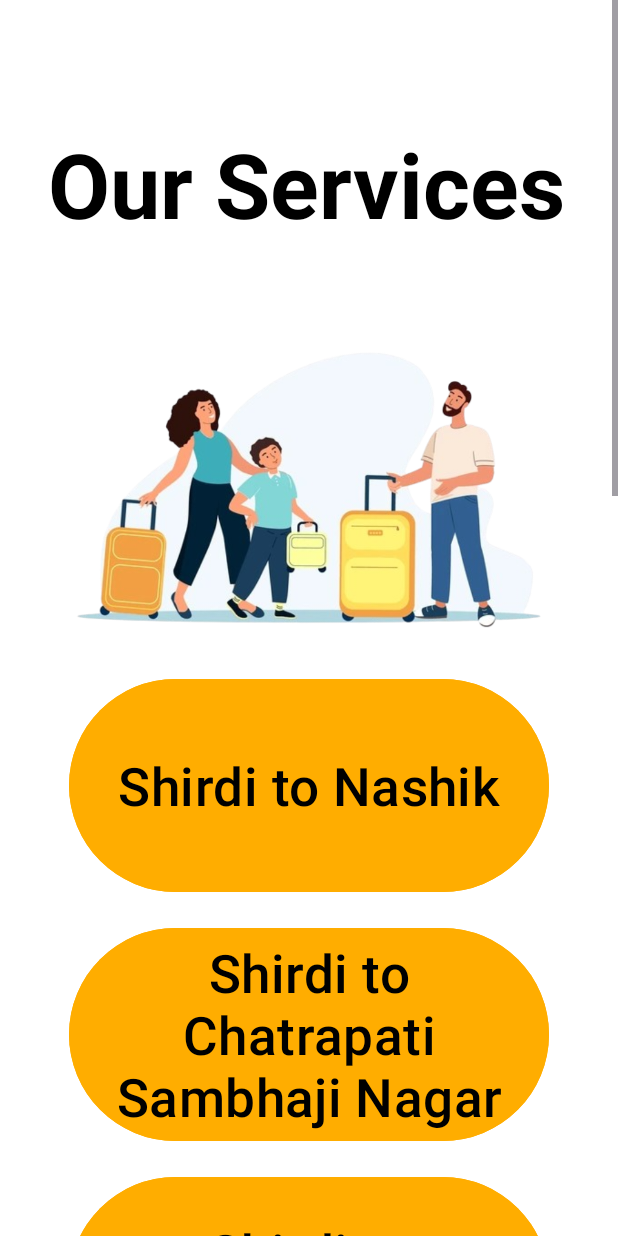
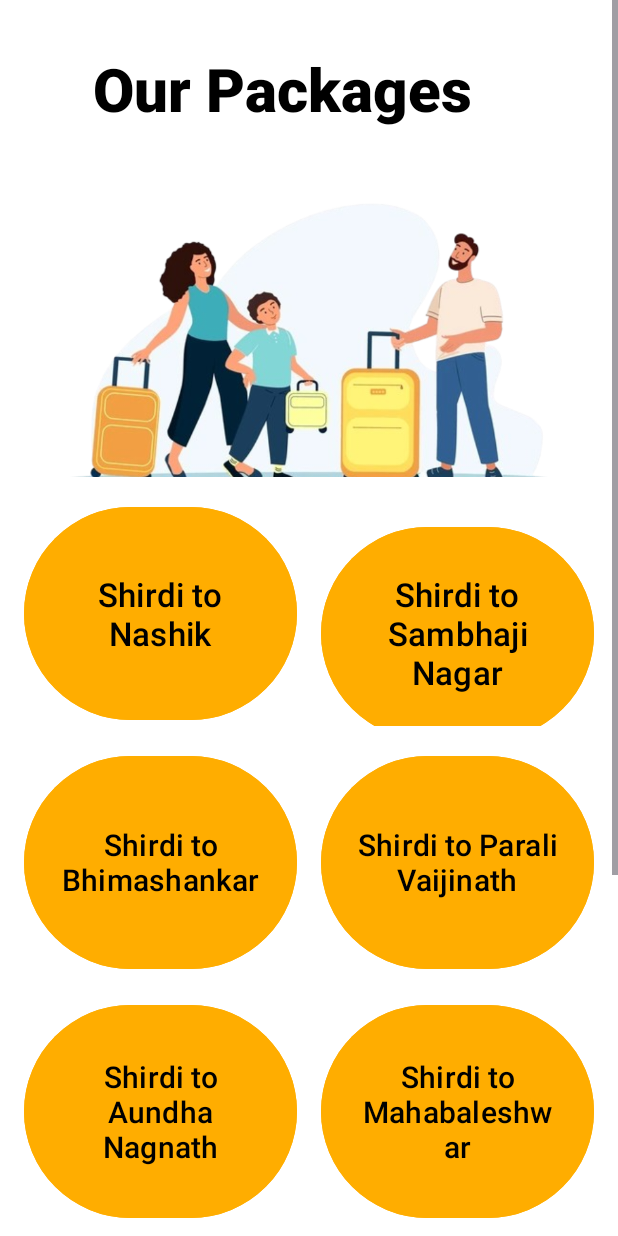
Before and after one commit to SakshiSapike/SaiSeva, an Android app: the OurServices screen opened directly, with no data from a screen before it, on a phone screen of 412 x 824 dp. Run offline under Robolectric (Android 15) with nearby library versions, the phone set to English and light mode, and no system bars.

Commit message:
Working on Project

```diff
--- a/app/src/main/res/layout/activity_our_services.xml
+++ b/app/src/main/res/layout/activity_our_services.xml
@@ -7,6 +7,7 @@
     android:layout_width="match_parent"
     android:layout_height="match_parent"
     tools:context=".OurServices">
+
     <ScrollView
         android:layout_width="match_parent"
         android:layout_height="match_parent"
@@ -18,137 +19,189 @@
             android:orientation="vertical"
             android:padding="16dp">
 
+
             <TextView
                 android:id="@+id/textViewHeading"
-                android:layout_width="match_parent"
+                android:layout_width="wrap_content"
                 android:layout_height="wrap_content"
-                android:layout_gravity="center"
-                android:layout_marginTop="50dp"
-                android:layout_marginBottom="0dp"
+                android:layout_marginLeft="30dp"
+                android:layout_marginRight="30dp"
+                android:fontFamily="sans-serif-medium"
+                android:gravity="center"
                 android:padding="16dp"
-                android:text="Our Services"
+                android:text="Our Packages"
                 android:textColor="@color/black"
-                android:textSize="60sp"
-                android:textStyle="bold" />
+                android:textSize="40sp"
+                android:textStyle="bold"
+                app:layout_constraintBottom_toBottomOf="parent"
+                app:layout_constraintEnd_toEndOf="parent"
+                app:layout_constraintStart_toStartOf="parent"
+                app:layout_constraintTop_toTopOf="parent" />
 
             <ImageView
                 android:id="@+id/services"
                 android:layout_width="match_parent"
-                android:layout_height="270dp"
-                android:layout_marginLeft="8dp"
-                android:layout_marginTop="0dp"
-                android:layout_marginRight="8dp"
+                android:layout_height="200dp"
+                android:layout_marginVertical="16dp"
+                android:scaleType="centerCrop"
                 app:srcCompat="@drawable/sevices"
                 tools:ignore="ContentDescription" />
 
+            <!-- Row 1 -->
+
+            <!-- Row 1 -->
+            <LinearLayout
+                android:layout_width="match_parent"
+                android:layout_height="wrap_content"
+                android:orientation="horizontal"
+                android:layout_marginBottom="16dp">
+
                 <Button
                     android:id="@+id/nashik"
-                android:layout_width="wrap_content"
+                    android:layout_width="0dp"
                     android:layout_height="150dp"
-                android:layout_gravity="center"
-                android:layout_marginBottom="16dp"
+                    android:layout_weight="1"
+                    android:layout_marginEnd="8dp"
                     android:backgroundTint="@color/orange"
-                android:text=" Shirdi to Nashik "
+                    android:text="Shirdi to Nashik"
                     android:textColor="@color/black"
-                android:textSize="35dp"
-                tools:ignore="HardcodedText,VisualLintButtonSize" />
+                    android:textSize="22sp"
+                    android:fontFamily="sans-serif-medium" />
 
                 <Button
                     android:id="@+id/csn"
-                android:layout_width="wrap_content"
+                    android:layout_width="0dp"
                     android:layout_height="150dp"
-                android:layout_gravity="center"
-                android:layout_marginBottom="16dp"
+                    android:layout_weight="1"
+                    android:layout_marginStart="8dp"
                     android:backgroundTint="@color/orange"
-                android:text="Shirdi to Chatrapati Sambhaji Nagar"
+                    android:text="Shirdi to Sambhaji Nagar"
                     android:textColor="@color/black"
-                android:textSize="35dp"
-                tools:ignore="HardcodedText,TextSizeCheck,VisualLintButtonSize" />
+                    android:textSize="22sp"
+                    android:fontFamily="sans-serif-medium" />
+            </LinearLayout>
+
+
+
+            <!-- Row 2 -->
+            <LinearLayout
+                android:layout_width="match_parent"
+                android:layout_height="wrap_content"
+                android:orientation="horizontal"
+                android:layout_marginBottom="16dp">
 
                 <Button
                     android:id="@+id/bhimashankar"
-                android:layout_width="wrap_content"
+                    android:layout_width="0dp"
                     android:layout_height="150dp"
-                android:layout_gravity="center"
-                android:layout_marginBottom="16dp"
+                    android:layout_weight="1"
+                    android:layout_marginEnd="8dp"
                     android:backgroundTint="@color/orange"
                     android:text="Shirdi to Bhimashankar"
                     android:textColor="@color/black"
-                android:textSize="35sp"
-                tools:ignore="HardcodedText,VisualLintButtonSize" />
+                    android:textSize="20sp"
+                    android:fontFamily="sans-serif-medium" />
 
                 <Button
                     android:id="@+id/PV"
-                android:layout_width="wrap_content"
+                    android:layout_width="0dp"
                     android:layout_height="150dp"
-                android:layout_gravity="center"
-                android:layout_marginBottom="16dp"
+                    android:layout_marginStart="8dp"
+                    android:layout_weight="1"
                     android:backgroundTint="@color/orange"
+                    android:fontFamily="sans-serif-medium"
                     android:text="Shirdi to Parali Vaijinath"
                     android:textColor="@color/black"
-                android:textSize="35sp"
-                tools:ignore="HardcodedText,VisualLintButtonSize" />
+                    android:textSize="20sp" />
+            </LinearLayout>
+
+            <!-- Row 3 -->
+            <LinearLayout
+                android:layout_width="match_parent"
+                android:layout_height="wrap_content"
+                android:orientation="horizontal"
+                android:layout_marginBottom="16dp">
 
                 <Button
                     android:id="@+id/AN"
-                android:layout_width="wrap_content"
+                    android:layout_width="0dp"
                     android:layout_height="150dp"
-                android:layout_gravity="center"
-                android:layout_marginBottom="16dp"
+                    android:layout_weight="1"
+                    android:layout_marginEnd="8dp"
                     android:backgroundTint="@color/orange"
                     android:text="Shirdi to Aundha Nagnath"
                     android:textColor="@color/black"
-                android:textSize="35sp"
-                tools:ignore="HardcodedText,VisualLintButtonSize" />
+                    android:textSize="20sp"
+                    android:fontFamily="sans-serif-medium" />
 
                 <Button
                     android:id="@+id/mahabaleshwar"
-                android:layout_width="wrap_content"
+                    android:layout_width="0dp"
                     android:layout_height="150dp"
-                android:layout_gravity="center"
-                android:layout_marginBottom="16dp"
+                    android:layout_weight="1"
+                    android:layout_marginStart="8dp"
                     android:backgroundTint="@color/orange"
                     android:text="Shirdi to Mahabaleshwar"
                     android:textColor="@color/black"
-                android:textSize="34sp"
-                tools:ignore="HardcodedText,VisualLintButtonSize" />
+                    android:textSize="20sp"
+                    android:fontFamily="sans-serif-medium" />
+            </LinearLayout>
+
+            <!-- Row 4 -->
+            <LinearLayout
+                android:layout_width="match_parent"
+                android:layout_height="wrap_content"
+                android:orientation="horizontal"
+                android:layout_marginBottom="16dp">
 
                 <Button
                     android:id="@+id/goa"
-                android:layout_width="wrap_content"
+                    android:layout_width="0dp"
                     android:layout_height="150dp"
-                android:layout_gravity="center"
-                android:layout_marginBottom="16dp"
+                    android:layout_weight="1"
+                    android:layout_marginEnd="8dp"
                     android:backgroundTint="@color/orange"
-                android:text="    Shirdi to Goa   "
+                    android:text="Shirdi to Goa"
                     android:textColor="@color/black"
-                android:textSize="35sp"
-                tools:ignore="HardcodedText,VisualLintButtonSize" />
+                    android:textSize="20sp"
+                    android:fontFamily="sans-serif-medium" />
 
                 <Button
                     android:id="@+id/Lonavala"
-                android:layout_width="wrap_content"
+                    android:layout_width="0dp"
                     android:layout_height="150dp"
-                android:layout_gravity="center"
-                android:layout_marginBottom="16dp"
+                    android:layout_weight="1"
+                    android:layout_marginStart="8dp"
                     android:backgroundTint="@color/orange"
                     android:text="Shirdi to Lonavala"
                     android:textColor="@color/black"
-                android:textSize="35sp"
-                tools:ignore="HardcodedText,VisualLintButtonSize" />
+                    android:textSize="20sp"
+                    android:fontFamily="sans-serif-medium" />
+            </LinearLayout>
+
+            <!-- Row 5 -->
+            <LinearLayout
+                android:layout_width="match_parent"
+                android:layout_height="wrap_content"
+                android:orientation="horizontal">
 
                 <Button
                     android:id="@+id/Vani"
-                android:layout_width="wrap_content"
+                    android:layout_width="0dp"
                     android:layout_height="150dp"
-                android:layout_marginBottom="110dp"
-                android:layout_gravity="center"
+                    android:layout_weight="1"
+                    android:layout_marginEnd="8dp"
                     android:backgroundTint="@color/orange"
-                android:text="Shirdi to Vani Saptashrungi"
+                    android:text="Shirdi to Vani"
                     android:textColor="@color/black"
-                android:textSize="35sp"
-                tools:ignore="HardcodedText,VisualLintButtonSize" />
+                    android:textSize="20sp"
+                    android:fontFamily="sans-serif-medium" />
 
+                <Space
+                    android:layout_width="0dp"
+                    android:layout_height="150dp"
+                    android:layout_weight="1" />
+            </LinearLayout>
         </LinearLayout>
 
     </ScrollView>
```
Lines whose indentation alone changed are shown as unchanged.
